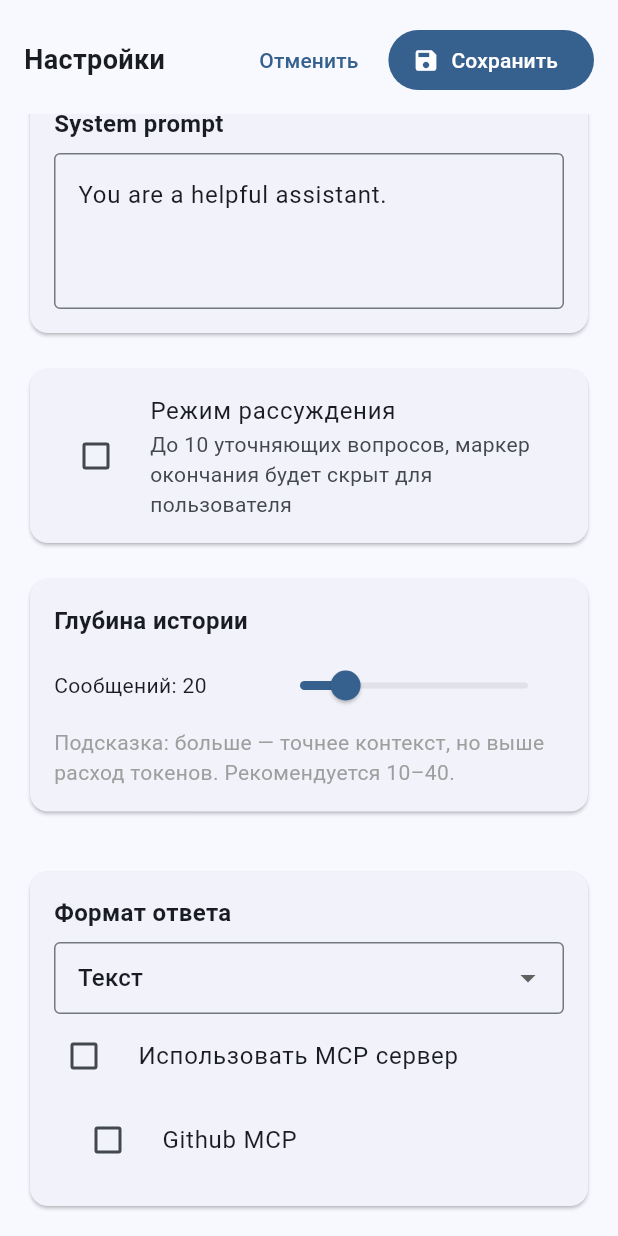
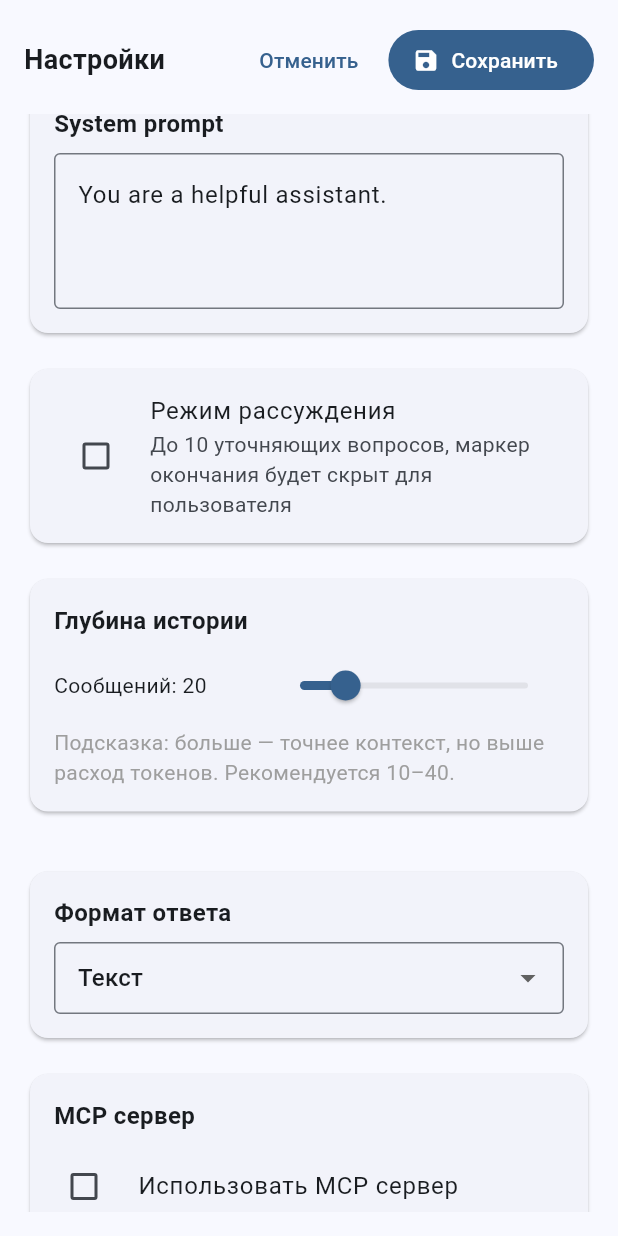
Before and after one commit to Aristman/AI-intensive, a Flutter app: the SettingsScreen screen opened directly with empty values, scrolled down 160 dp, on a phone screen of 412 x 824 dp. Run offline on Flutter 3.47's test engine with Material 3 defaults, Android fonts, the light colour scheme and no system bars; our stand-ins replace flutter_dotenv, shared_preferences; accounts and stored records are empty.

Commit message:
Refactoring Settings screen, MCP block

```diff
--- a/sample_app/lib/agents/code_ops_builder_agent.dart
+++ b/sample_app/lib/agents/code_ops_builder_agent.dart
@@ -1,4 +1,3 @@
-import 'dart:convert';
 import 'dart:async';
 import 'dart:math';
 
--- a/sample_app/lib/agents/reasoning_agent.dart
+++ b/sample_app/lib/agents/reasoning_agent.dart
@@ -42,6 +42,7 @@ extension on ReasoningAgent {
   }
 
   /// Принудительно сжать историю (для вызова из UI/тестов)
+  // ignore: unused_element
   Future<void> compressHistoryNow() async {
     await _maybeCompressHistory(force: true);
   }
--- a/sample_app/lib/screens/chat_screen.dart
+++ b/sample_app/lib/screens/chat_screen.dart
@@ -70,6 +70,7 @@ class _ChatScreenState extends State<ChatScreen> {
     }
   }
 
+  // ignore: unused_element
   Future<void> _openSettings() async {
     final result = await Navigator.push<AppSettings>(
       context,
--- a/sample_app/lib/screens/code_ops_screen.dart
+++ b/sample_app/lib/screens/code_ops_screen.dart
@@ -51,6 +51,7 @@ class _CodeOpsScreenState extends State<CodeOpsScreen> {
     _loadSettings();
   }
 
+  // ignore: unused_element
   Widget _mcpStatusChip() {
     final mcpConfigured = _settings.useMcpServer && (_settings.mcpServerUrl?.trim().isNotEmpty ?? false);
     Color bg;
@@ -111,6 +112,7 @@ class _CodeOpsScreenState extends State<CodeOpsScreen> {
     );
   }
 
+  // ignore: unused_element
   Future<void> _openSettings() async {
     await Navigator.push<AppSettings>(
       context,
--- a/sample_app/lib/screens/multi_agents_screen.dart
+++ b/sample_app/lib/screens/multi_agents_screen.dart
@@ -95,6 +95,7 @@ class _MultiAgentsScreenState extends State<MultiAgentsScreen> {
 
   // Отображаем текст как есть: ReasoningAgent уже очищает маркер окончания
 
+  // ignore: unused_element
   Future<void> _openSettings() async {
     final result = await Navigator.push<AppSettings>(
       context,
--- a/sample_app/lib/screens/settings_screen.dart
+++ b/sample_app/lib/screens/settings_screen.dart
@@ -35,6 +35,10 @@ class _SettingsScreenState extends State<SettingsScreen> {
   bool _isCheckingMcp = false;
   final _mcpUrlController = TextEditingController();
   String? _mcpUrlErrorText; // отображение ошибки URL
+  // Список методов MCP и состояния загрузки
+  List<Map<String, dynamic>> _mcpTools = const [];
+  bool _isLoadingMcpTools = false;
+  String? _mcpToolsError;
 
   @override
   void initState() {
@@ -89,6 +93,7 @@ class _SettingsScreenState extends State<SettingsScreen> {
     setState(() => _isCheckingMcp = true);
     try {
       await _connectAndInitMcp();
+      await _loadMcpTools();
       if (!mounted) return;
       ScaffoldMessenger.of(context).showSnackBar(
         const SnackBar(content: Text('MCP сервер доступен и инициализирован'), backgroundColor: Colors.green),
@@ -104,6 +109,33 @@ class _SettingsScreenState extends State<SettingsScreen> {
       );
     } finally {
       if (mounted) setState(() => _isCheckingMcp = false);
+    }
+  }
+
+  Future<void> _loadMcpTools() async {
+    setState(() {
+      _isLoadingMcpTools = true;
+      _mcpToolsError = null;
+      _mcpTools = const [];
+    });
+    try {
+      final resp = await _mcpClient.toolsList();
+      final toolsDyn = resp['tools'];
+      final tools = (toolsDyn is List)
+          ? toolsDyn.map((e) => Map<String, dynamic>.from(e as Map)).toList()
+          : <Map<String, dynamic>>[];
+      setState(() {
+        _mcpTools = tools;
+      });
+    } catch (e) {
+      setState(() {
+        _mcpToolsError = 'Не удалось получить список методов: $e';
+        _mcpTools = const [];
+      });
+    } finally {
+      if (mounted) {
+        setState(() => _isLoadingMcpTools = false);
+      }
     }
   }
 
@@ -417,6 +449,51 @@ class _SettingsScreenState extends State<SettingsScreen> {
                       ),
                     ],
 
+                  ],
+                ),
+              ),
+            ),
+
+            const SizedBox(height: 16),
+            // MCP Server Card
+            Card(
+              key: const Key('mcp_card'),
+              child: Padding(
+                padding: const EdgeInsets.all(16.0),
+                child: Column(
+                  crossAxisAlignment: CrossAxisAlignment.start,
+                  children: [
+                    const Text(
+                      'MCP сервер',
+                      style: TextStyle(
+                        fontSize: 16,
+                        fontWeight: FontWeight.bold,
+                      ),
+                    ),
+                    const SizedBox(height: 8),
+                    CheckboxListTile(
+                      key: const Key('use_mcp_server_checkbox'),
+                      title: const Text('Использовать MCP сервер'),
+                      value: _currentSettings.useMcpServer,
+                      onChanged: (bool? value) {
+                        setState(() {
+                          final use = value ?? false;
+                          _currentSettings = _currentSettings.copyWith(useMcpServer: use);
+                          _mcpUrlErrorText = use && !_isValidWebSocketUrl(_mcpUrlController.text.trim())
+                              ? 'Некорректный WebSocket URL (пример: ws://localhost:3001)'
+                              : null;
+                          if (!use) {
+                            _mcpConnected = false;
+                            _mcpInitialized = false;
+                            _mcpTools = const [];
+                            _mcpToolsError = null;
+                          }
+                        });
+                        widget.onSettingsChanged(_currentSettings);
+                      },
+                      controlAffinity: ListTileControlAffinity.leading,
+                      contentPadding: EdgeInsets.zero,
+                    ),
                     if (_currentSettings.useMcpServer) ...[
                       TextField(
                         key: const Key('mcp_url_field'),
@@ -467,25 +544,38 @@ class _SettingsScreenState extends State<SettingsScreen> {
                           ),
                         ],
                       ),
+                      const SizedBox(height: 12),
+                      if (_mcpConnected && _mcpInitialized) ...[
+                        Row(
+                          children: const [
+                            Icon(Icons.build, size: 18, color: Colors.blue),
+                            SizedBox(width: 6),
+                            Text('Поддерживаемые методы', style: TextStyle(fontWeight: FontWeight.bold)),
+                          ],
+                        ),
+                        const SizedBox(height: 8),
+                        if (_isLoadingMcpTools)
+                          const Center(child: Padding(padding: EdgeInsets.all(8.0), child: CircularProgressIndicator(strokeWidth: 2)))
+                        else if (_mcpToolsError != null)
+                          Text(_mcpToolsError!, style: const TextStyle(color: Colors.red))
+                        else if (_mcpTools.isEmpty)
+                          const Text('Нет доступных методов')
+                        else
+                          Column(
+                            children: _mcpTools.map((t) {
+                              final name = t['name']?.toString() ?? '';
+                              final desc = t['description']?.toString() ?? '';
+                              return ListTile(
+                                dense: true,
+                                contentPadding: EdgeInsets.zero,
+                                title: Text(name),
+                                subtitle: desc.isNotEmpty ? Text(desc) : null,
+                              );
+                            }).toList(),
+                          ),
+                      ],
                     ],
-                    CheckboxListTile(
-                      key: const Key('use_mcp_server_checkbox'),
-                      title: const Text('Использовать MCP сервер'),
-                      value: _currentSettings.useMcpServer,
-                      onChanged: (bool? value) {
-                        setState(() {
-                          final use = value ?? false;
-                          _currentSettings = _currentSettings.copyWith(useMcpServer: use);
-                          // Пересчитать ошибку URL при включении
-                          _mcpUrlErrorText = use && !_isValidWebSocketUrl(_mcpUrlController.text.trim())
-                              ? 'Некорректный WebSocket URL (пример: ws://localhost:3001)'
-                              : null;
-                        });
-                        widget.onSettingsChanged(_currentSettings);
-                      },
-                      controlAffinity: ListTileControlAffinity.leading,
-                      contentPadding: EdgeInsets.zero,
-                    ),
+                    const Divider(),
                     CheckboxListTile(
                       key: const Key('github_mcp_checkbox'),
                       title: const Text('Github MCP'),
@@ -505,9 +595,10 @@ class _SettingsScreenState extends State<SettingsScreen> {
                         widget.onSettingsChanged(_currentSettings);
                       },
                       controlAffinity: ListTileControlAffinity.leading,
+                      contentPadding: EdgeInsets.zero,
                     ),
                     if (_currentSettings.isGithubMcpEnabled || _currentSettings.useMcpServer) ...[
-                      const SizedBox(height: 16),
+                      const SizedBox(height: 8),
                       Container(
                         key: const Key('mcp_info_container'),
                         padding: const EdgeInsets.all(12),
@@ -581,13 +672,11 @@ class _SettingsScreenState extends State<SettingsScreen> {
                           color: Colors.grey[600],
                         ),
                       ),
-                      // Карточка быстрого создания issue удалена по требованию
                     ],
                   ],
                 ),
               ),
             ),
-
           ],
         ),
       ),
--- a/sample_app/lib/services/conversation_storage_service.dart
+++ b/sample_app/lib/services/conversation_storage_service.dart
@@ -2,7 +2,7 @@ import 'dart:convert';
 import 'package:shared_preferences/shared_preferences.dart';
 
 /// Хранение истории диалога в SharedPreferences
-/// Формат: List<Map<String,String>> с полями {role: 'user'|'assistant', content: '...'}
+/// Формат: `List<Map<String, String>>` с полями `{role: 'user'|'assistant', content: '...'}`
 class ConversationStorageService {
   static String _prefKey(String key) => 'conv_history::$key';
 
```
